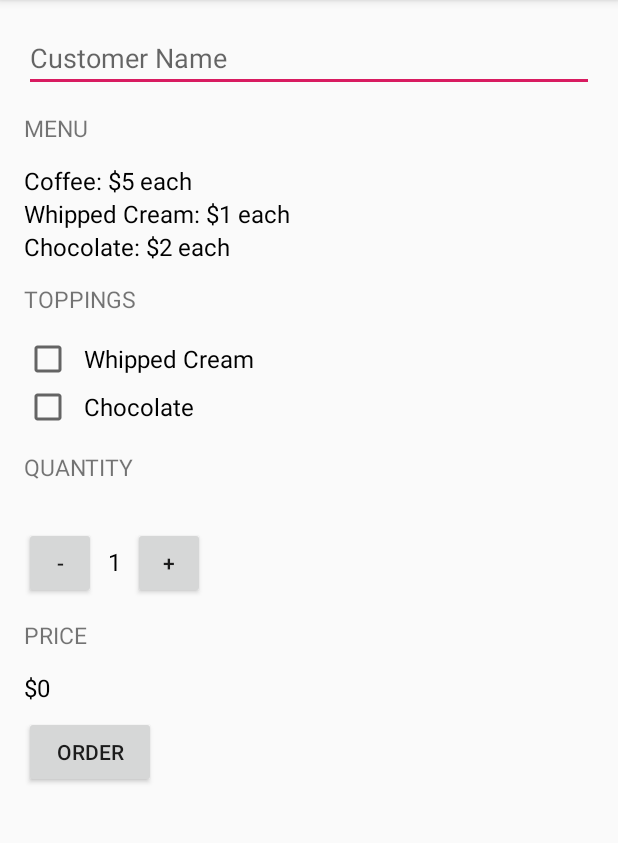
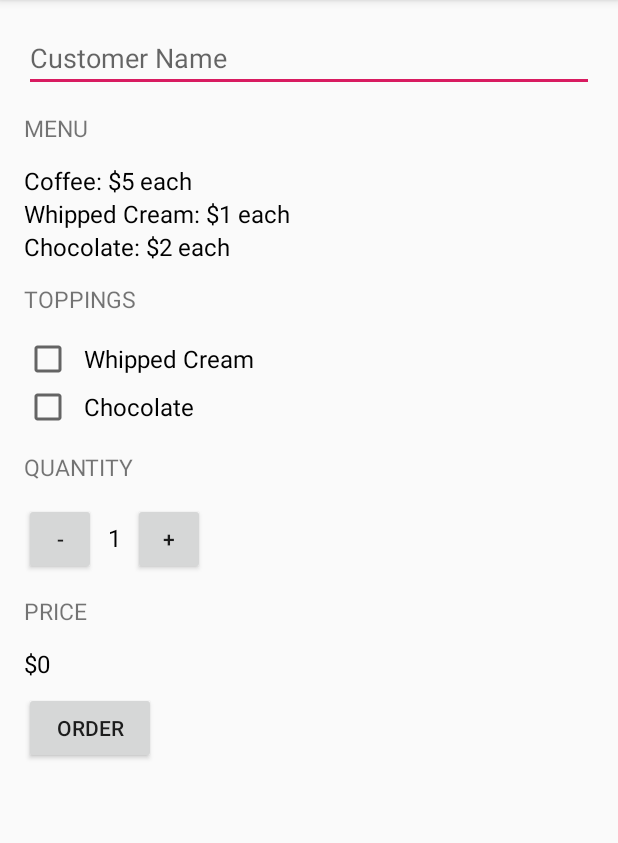
Before and after one commit to albertchan8/android_just-java, an Android app: the screen it shows after launch (MainActivity), on a phone screen of 412 x 824 dp, the part 84-927 px from its top. Run offline under Robolectric (Android 15) with nearby library versions, the phone set to English and light mode, and no system bars.

Commit message:
delete margins in layout

```diff
--- a/app/src/main/res/layout/activity_main.xml
+++ b/app/src/main/res/layout/activity_main.xml
@@ -84,14 +84,12 @@
                 android:onClick="decrement"
                 android:layout_width="48dp"
                 android:layout_height="48dp"
-                android:layout_marginTop="16dp"
                 android:text="-"/>
 
             <TextView
                 android:id="@+id/quantity_text_view"
                 android:layout_width="wrap_content"
                 android:layout_height="wrap_content"
-                android:layout_marginTop="16dp"
                 android:paddingLeft="8dp"
                 android:paddingRight="8dp"
                 android:text="1"
@@ -102,7 +100,6 @@
                 android:onClick="increment"
                 android:layout_width="48dp"
                 android:layout_height="48dp"
-                android:layout_marginTop="16dp"
                 android:text="+"/>
 
         </LinearLayout>
```
